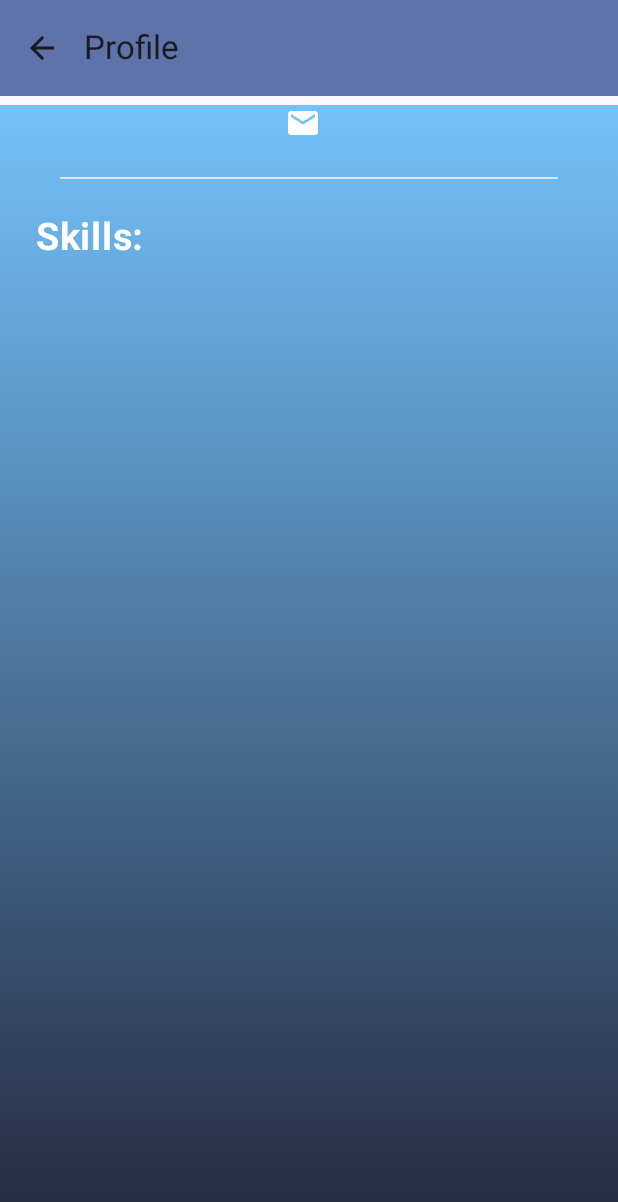
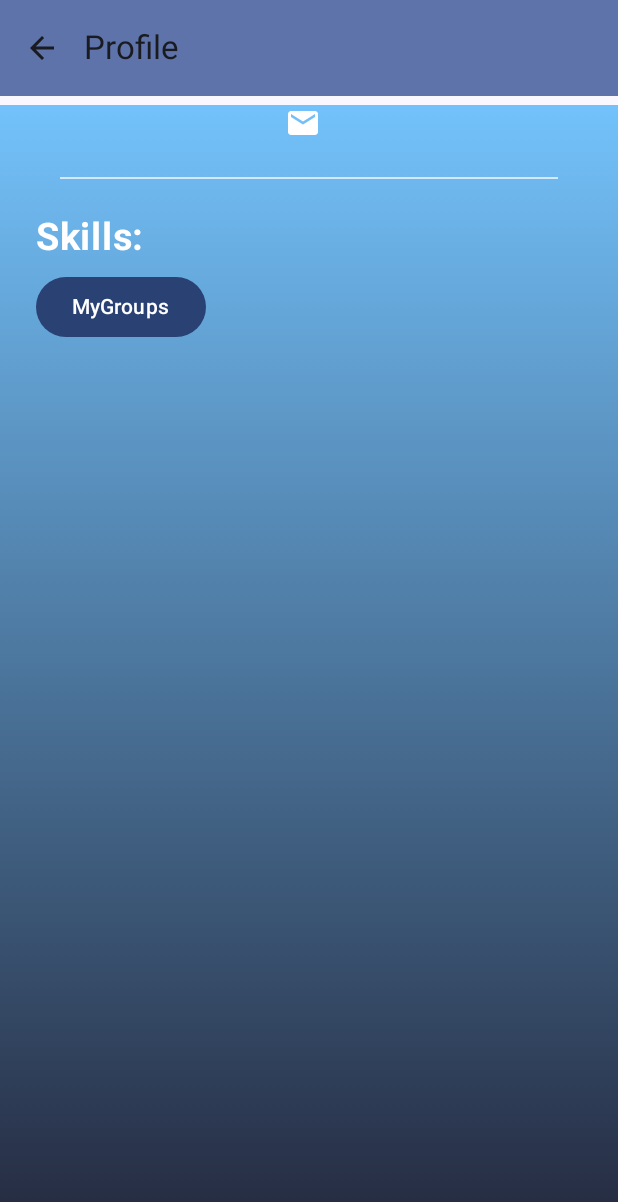
Before and after one commit to byui-hackathon-fall2024/GroupFinder, an Android app built with Jetpack Compose: the screen it shows after launch (MainActivity), after a tap on "Login", on a phone screen of 412 x 824 dp. Shown: the top 1202 px of the screen. Run offline under Robolectric (Android 15) with nearby library versions, the phone set to English and light mode, and no system bars; our stand-ins replace Firebase (no records; nobody signed in at launch, a user with empty details on screens opened directly).

Commit message:
Created nav button to MyGroups

```diff
--- a/app/src/main/java/com/example/groupfinder/GroupFinder.kt
+++ b/app/src/main/java/com/example/groupfinder/GroupFinder.kt
@@ -103,7 +103,8 @@ fun GroupFinderApp(
             }
             composable(route = GroupFinderScreen.ProfileScreen.name) {
                 val userViewModel = UserViewModel()
-                ProfileScreen(viewModel = userViewModel)
+                ProfileScreen(viewModel = userViewModel,
+                    onMyGroupsClick = { navController.navigate(GroupFinderScreen.MyGroupsScreen.name) })
             }
             composable(route = GroupFinderScreen.MyGroupsScreen.name) {
                 //val userViewModel = UserViewModel()
--- a/app/src/main/java/com/example/groupfinder/ui/MyGroupsScreen.kt
+++ b/app/src/main/java/com/example/groupfinder/ui/MyGroupsScreen.kt
@@ -36,7 +36,7 @@ fun MyGroups(
     Column(
         modifier = modifier
             .background(Color(0xFF24293E))
-            .padding(16.dp)
+            .padding(16.dp, top = 80.dp, 16.dp, 16.dp)
             .fillMaxSize(),
         verticalArrangement = Arrangement.Top,
 
--- a/app/src/main/java/com/example/groupfinder/ui/ProfileScreen.kt
+++ b/app/src/main/java/com/example/groupfinder/ui/ProfileScreen.kt
@@ -50,7 +50,7 @@ import org.intellij.lang.annotations.JdkConstants.HorizontalAlignment
 * */
 
 @Composable
-fun ProfileScreen(viewModel: UserViewModel = viewModel()) {
+fun ProfileScreen(viewModel: UserViewModel = viewModel(), onMyGroupsClick: () -> Unit = {}) {
 
     val user by viewModel.user.collectAsStateWithLifecycle() // get car
 
@@ -132,8 +132,16 @@ fun ProfileScreen(viewModel: UserViewModel = viewModel()) {
                     modifier = Modifier.padding(bottom = 4.dp)
                 )
             }
+            Row(modifier = Modifier) {
+                Button(onClick = onMyGroupsClick) {
+                    Text("MyGroups")
+                }
+            }
         }
     }
+//    Row(modifier = Modifier) {
+//        Button(onClick = onMyGroupsClick) { }
+//    }
 }
 
 
@@ -166,10 +174,10 @@ fun ProfileScreen(viewModel: UserViewModel = viewModel()) {
 
 
 
-//@Preview
-//@Composable
-//fun ProfileScreenPreview() {
-//    GroupFinderTheme {
-//        ProfileScreen(viewModel = viewModel())
-//    }
-//}
+@Preview
+@Composable
+fun ProfileScreenPreview() {
+    GroupFinderTheme {
+        ProfileScreen(viewModel = viewModel())
+    }
+}
```
